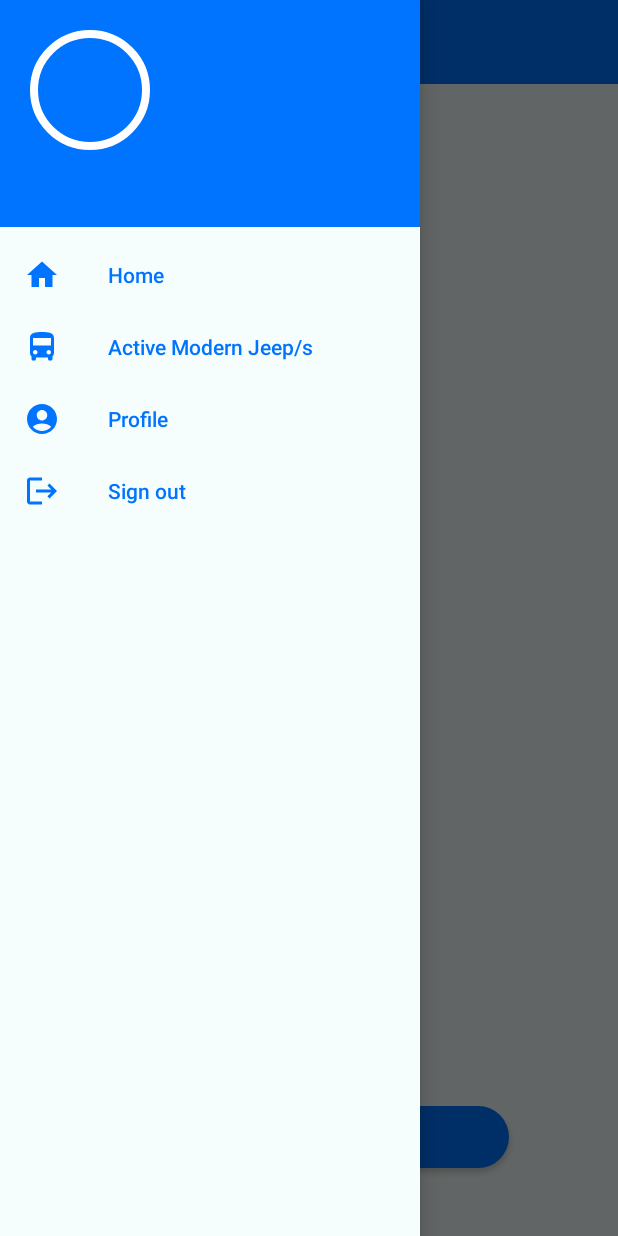
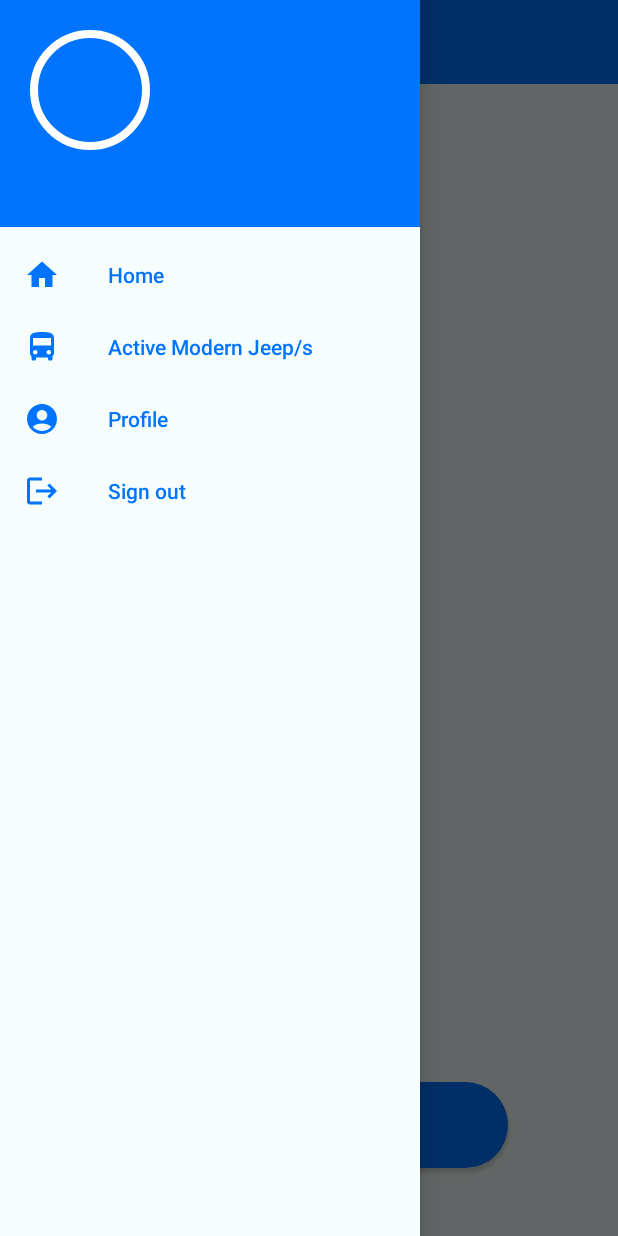
Before and after one commit to jamesdymagiba/wejeep, an Android app: the screen it shows after launch once a user with an empty profile is signed in (HSPassenger), with the side drawer open, on a phone screen of 412 x 824 dp. Run offline under Robolectric (Android 15) with nearby library versions, the phone set to English and light mode, and no system bars; our stand-ins replace Firebase (no records; nobody signed in at launch, a user with empty details on screens opened directly); libraries missing offline, so code that uses them is left out: org.osmdroid.config, org.osmdroid.util, org.osmdroid.views; plain views replace MapView; 7 statements that could not run were skipped.

Commit message:
some minor adjustments to toggle button

```diff
--- a/app/src/main/java/com/example/wejeep/HSPassenger.java
+++ b/app/src/main/java/com/example/wejeep/HSPassenger.java
@@ -34,14 +34,12 @@ import com.google.android.material.navigation.NavigationView;
 import com.google.firebase.auth.FirebaseAuth;
 import com.google.firebase.auth.FirebaseUser;
 
-import org.osmdroid.api.IGeoPoint;
 import org.osmdroid.config.Configuration;
 import org.osmdroid.util.GeoPoint;
 import org.osmdroid.views.MapView;
 import org.osmdroid.views.overlay.Marker;
 
 import android.graphics.drawable.Drawable;
-import androidx.core.content.ContextCompat;
 
 public class HSPassenger extends AppCompatActivity {
 
@@ -82,6 +80,7 @@ public class HSPassenger extends AppCompatActivity {
 
         Log.d(TAG, "Drawer and toggle initialized");
 
+        // Set NavigationItemSelectedListener
         navigationView.setNavigationItemSelectedListener(new NavigationView.OnNavigationItemSelectedListener() {
             @Override
             public boolean onNavigationItemSelected(@NonNull MenuItem item) {
@@ -106,6 +105,8 @@ public class HSPassenger extends AppCompatActivity {
                 }
             }
         });
+
+        Log.d(TAG, "NavigationView listener set");
 
         auth = FirebaseAuth.getInstance();
         user = auth.getCurrentUser();
@@ -156,18 +157,10 @@ public class HSPassenger extends AppCompatActivity {
                     disableMyLocation();
                 } else {
                     enableMyLocation();
+                    Log.d("HSpassenger","toggle clicked");
                 }
             }
         });
-
-        // Check for location permissions
-        if (ContextCompat.checkSelfPermission(this, Manifest.permission.ACCESS_FINE_LOCATION)
-                == PackageManager.PERMISSION_GRANTED) {
-            enableMyLocation();
-        } else {
-            ActivityCompat.requestPermissions(this,
-                    new String[]{Manifest.permission.ACCESS_FINE_LOCATION}, LOCATION_PERMISSION_REQUEST_CODE);
-        }
 
         // Set up location callback
         locationCallback = new LocationCallback() {
@@ -181,11 +174,25 @@ public class HSPassenger extends AppCompatActivity {
                 }
             }
         };
+
+        // Check for location permissions
+        if (ContextCompat.checkSelfPermission(this, Manifest.permission.ACCESS_FINE_LOCATION)
+                == PackageManager.PERMISSION_GRANTED &&
+                ContextCompat.checkSelfPermission(this, Manifest.permission.ACCESS_COARSE_LOCATION)
+                        == PackageManager.PERMISSION_GRANTED) {
+            enableMyLocation();
+        } else {
+            ActivityCompat.requestPermissions(this,
+                    new String[]{Manifest.permission.ACCESS_FINE_LOCATION, Manifest.permission.ACCESS_COARSE_LOCATION},
+                    LOCATION_PERMISSION_REQUEST_CODE);
+        }
     }
 
     private void enableMyLocation() {
         if (ContextCompat.checkSelfPermission(this, Manifest.permission.ACCESS_FINE_LOCATION)
-                == PackageManager.PERMISSION_GRANTED) {
+                == PackageManager.PERMISSION_GRANTED &&
+                ContextCompat.checkSelfPermission(this, Manifest.permission.ACCESS_COARSE_LOCATION)
+                        == PackageManager.PERMISSION_GRANTED) {
             isLocationEnabled = true;
             LocationRequest locationRequest = LocationRequest.create();
             locationRequest.setInterval(10000); // 10 seconds
@@ -236,7 +243,7 @@ public class HSPassenger extends AppCompatActivity {
         super.onRequestPermissionsResult(requestCode, permissions, grantResults);  // Call super method
 
         if (requestCode == LOCATION_PERMISSION_REQUEST_CODE) {
-            if (grantResults.length > 0 && grantResults[0] == PackageManager.PERMISSION_GRANTED) {
+            if (grantResults.length > 0 && grantResults[0] == PackageManager.PERMISSION_GRANTED && grantResults[1] == PackageManager.PERMISSION_GRANTED) {
                 enableMyLocation();
             } else {
                 Toast.makeText(this, "Location permission required", Toast.LENGTH_SHORT).show();
@@ -267,4 +274,5 @@ public class HSPassenger extends AppCompatActivity {
         super.onDestroy();
         mapView.onDetach();
     }
+
 }
--- a/app/src/main/res/layout/activity_hspassenger.xml
+++ b/app/src/main/res/layout/activity_hspassenger.xml
@@ -50,12 +50,12 @@
 
         <Button
             android:id="@+id/toggleLocationButton"
-            android:layout_width="266dp"
-            android:layout_height="41dp"
+            android:layout_width="265dp"
+            android:layout_height="57dp"
             android:layout_marginBottom="45dp"
             android:background="@drawable/round_btn_blue"
             android:fontFamily="@font/londrina_solid_regular"
-            android:text="Toggle Location"
+            android:text="@string/toggle_location"
             android:textSize="20sp"
             app:layout_constraintBottom_toBottomOf="parent"
             app:layout_constraintEnd_toEndOf="parent"
--- a/app/src/main/res/values/strings.xml
+++ b/app/src/main/res/values/strings.xml
@@ -19,6 +19,7 @@
     <string name="open">Open Navigation Drawer</string>
     <string name="close">Close Navigation Drawer</string>
     <string name="default_web_client_id">117155658476-svbc8353sj48t1dh53h50qh13cq9qb99.apps.googleusercontent.com</string>
+    <string name="toggle_location">Toggle Location</string>
 
 
 </resources>
```
Also changed, not shown: app/src/main/AndroidManifest.xml (+5 -3 lines).
